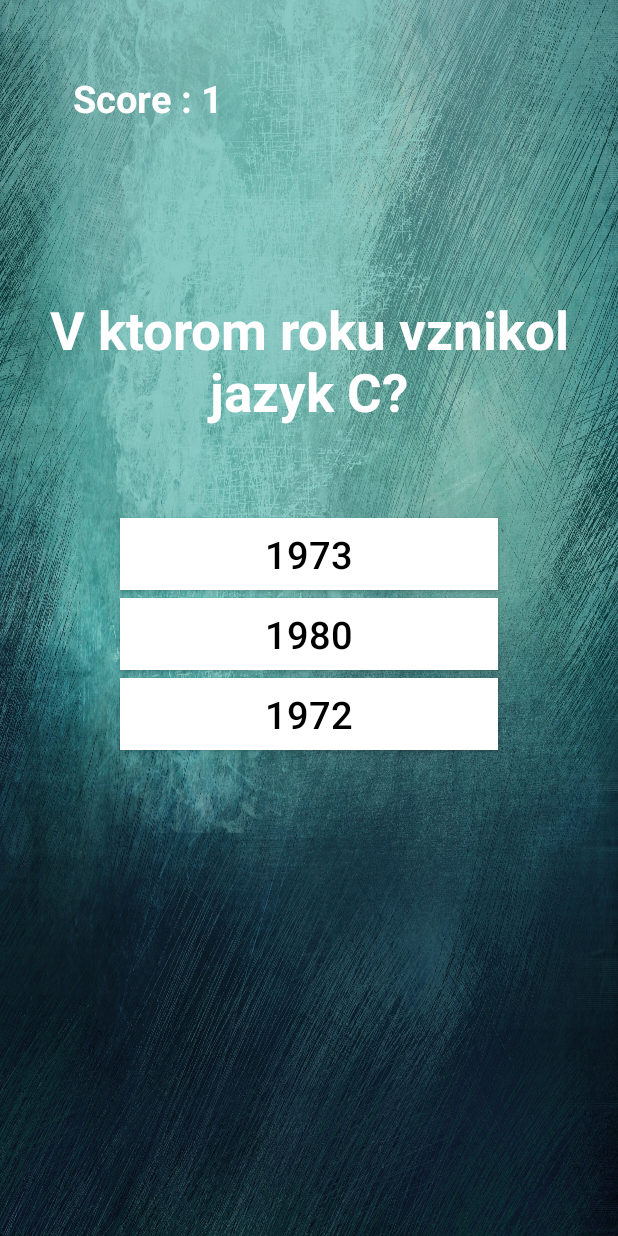
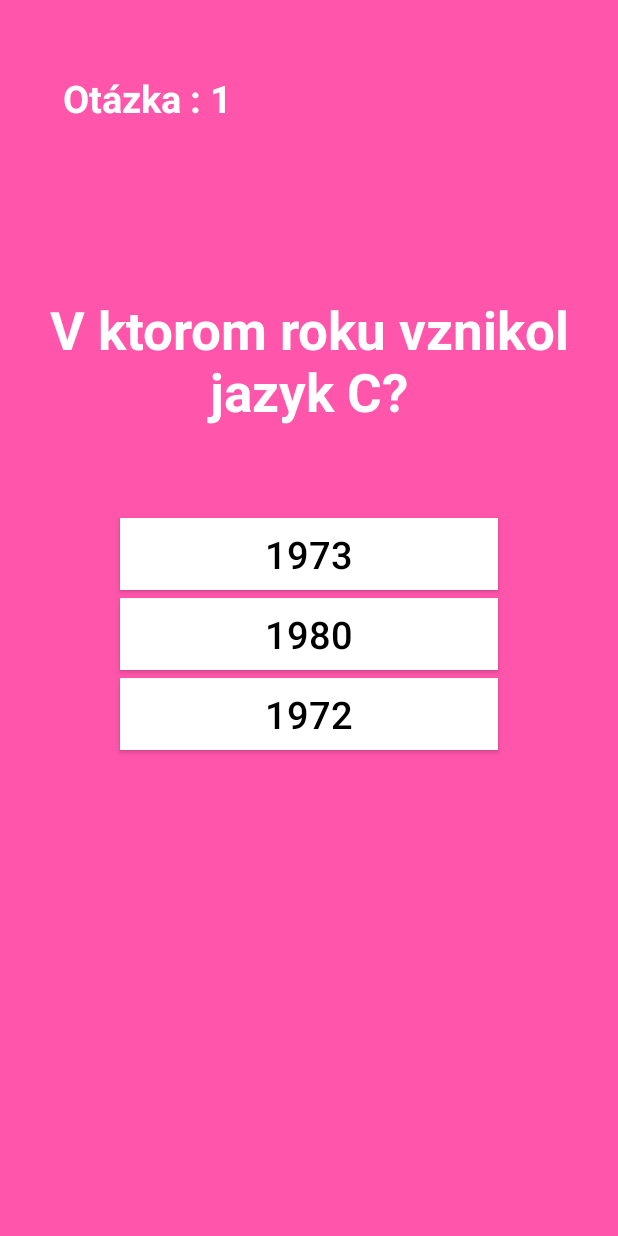
Before and after one commit to FrederikSpaldon/3blaf_game, an Android app: the MultiplayerActivity screen opened directly, with no data from a screen before it, on a phone screen of 412 x 824 dp. Run offline under Robolectric (Android 15) with nearby library versions, the phone set to English and light mode, and no system bars.

Commit message:
pozadie_farba

```diff
--- a/app/src/main/res/layout/activity_main.xml
+++ b/app/src/main/res/layout/activity_main.xml
@@ -4,7 +4,7 @@
     android:id="@+id/relatively"
     android:layout_width="match_parent"
     android:layout_height="match_parent"
-    android:background="@drawable/dark_blue"
+    android:background="#f5a"
     android:orientation="vertical"
     android:weightSum="1" >
     <LinearLayout
@@ -35,7 +35,7 @@
                     android:layout_marginRight="10dp"
                     android:layout_weight="1"
                     android:gravity="center"
-                    android:text="Score : 1"
+                    android:text="Otázka : 1"
                     android:textColor="#ffffff"
                     android:textSize="25.0sp"
                     android:textStyle="bold" />
@@ -73,7 +73,7 @@
                     android:layout_gravity="center"
                     android:layout_marginTop="5dp"
                     android:gravity="center"
-                    android:text="Question"
+                    android:text="Otázka"
                     android:textColor="#ffffff"
                     android:textSize="35.0sp"
                     android:textStyle="bold" />
--- a/app/src/main/res/layout/activity_result.xml
+++ b/app/src/main/res/layout/activity_result.xml
@@ -26,7 +26,7 @@
         android:padding="20dp"
         android:layout_gravity="center"
         android:onClick="playagain"
-        android:text="PLAY AGAIN"
+        android:text="HRAŤ ZNOVA"
         android:textColor="#ffffff"
         android:textSize="20sp"/>
 
--- a/app/src/main/res/layout/optionsmenu.xml
+++ b/app/src/main/res/layout/optionsmenu.xml
@@ -3,7 +3,7 @@
     xmlns:ads="http://schemas.android.com/apk/res-auto"
     android:layout_width="match_parent"
     android:layout_height="match_parent"
-    android:background="@drawable/otaznik"
+    android:background="#f5a"
     android:orientation="vertical">
 
     <ImageView
--- a/app/src/main/res/values/strings.xml
+++ b/app/src/main/res/values/strings.xml
@@ -1,7 +1,7 @@
 <resources>
     <string name="app_name">3blaf game</string>
     <string name="action_settings">Settings</string>
-    <string name="questionHint">Sem vpíš otázku</string>
+    <string name="questionHint">Sem napíš otázku</string>
     <string name="addQuestion">Pridaj</string>
     <string name="optA">Možnosť A</string>
     <string name="optB">Možnosť B</string>
```
Also changed, not shown: app/src/main/res/drawable/blue.jpg (deleted), app/src/main/res/drawable/dark_blue.jpg (deleted), app/src/main/res/drawable/head.png (deleted), app/src/main/res/drawable/maze.png (deleted), app/src/main/res/drawable/otaznik.jpg (deleted), 1 other file.
